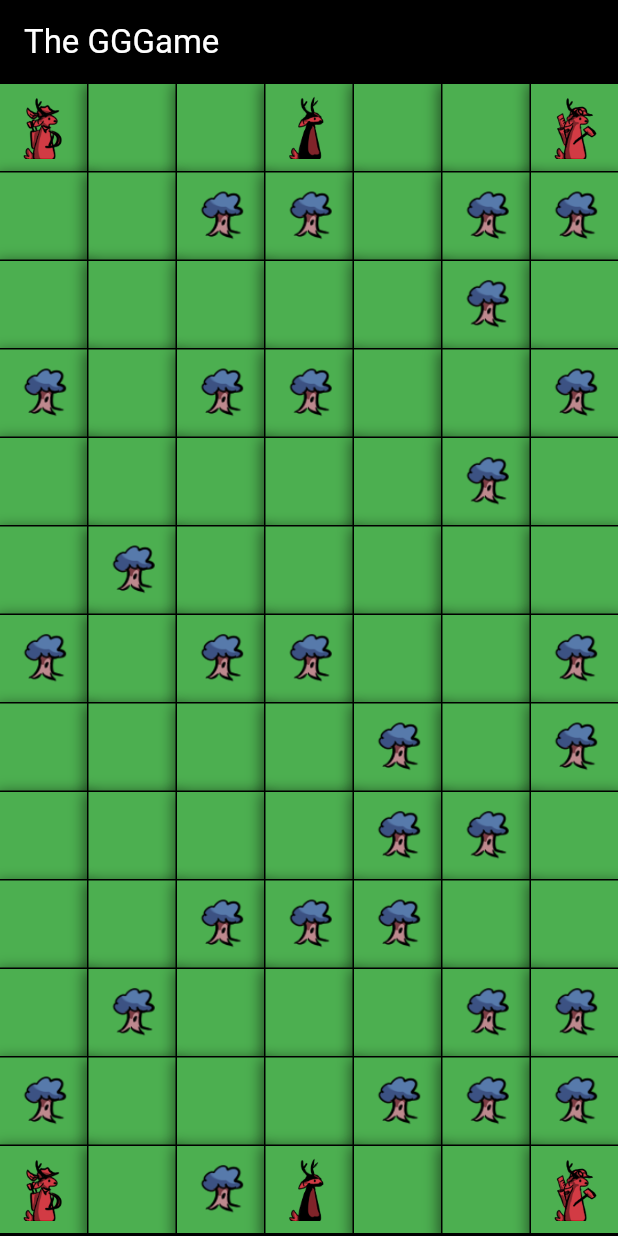
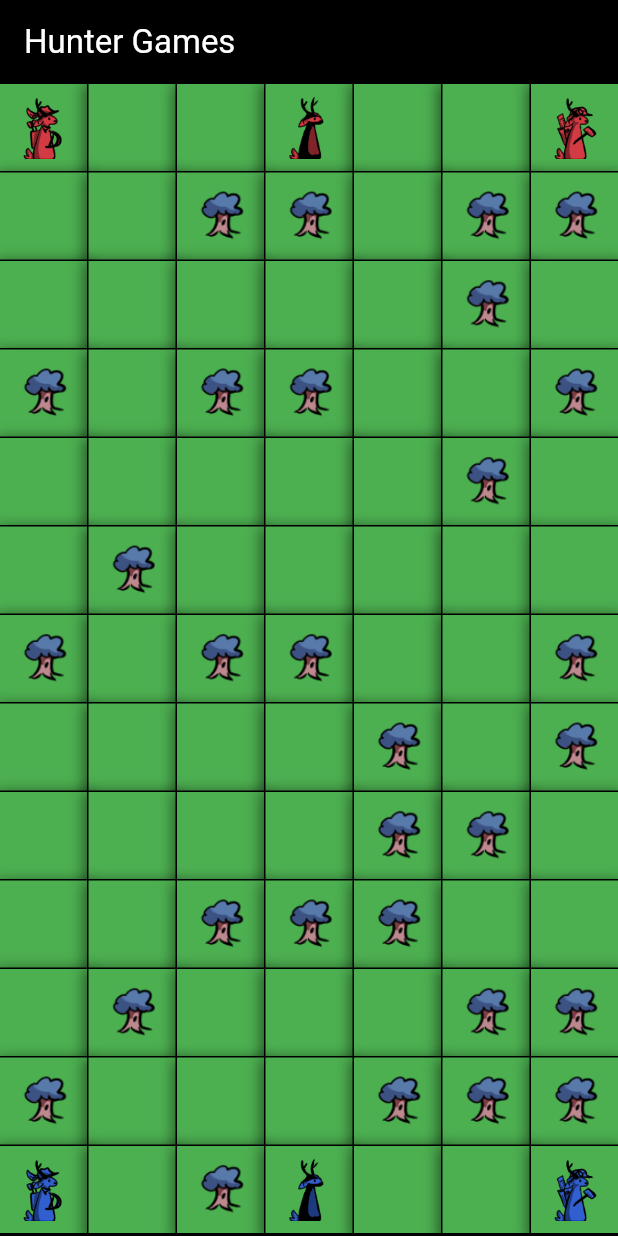
Before and after one commit to FRbrt/GGG2024_board_game, a Flutter app: the screen it shows after launch, on a phone screen of 412 x 824 dp. Run offline on Flutter 3.47's test engine with Material 3 defaults, Android fonts, the phone set to English and light mode, and no system bars.

Commit message:
Added teams coloring

```diff
--- a/ggg_board_game/lib/main.dart
+++ b/ggg_board_game/lib/main.dart
@@ -38,7 +38,7 @@ class MyApp extends StatelessWidget {
         backgroundColor: Colors.black,
         appBar: AppBar(
           backgroundColor: Colors.black,
-          title: const Text("The GGGame", style: TextStyle(color: Colors.white)),
+          title: const Text("Hunter Games", style: TextStyle(color: Colors.white)),
         ),
         body: Board(boardModel: GameBoard(13, 7, 30))
       ),
--- a/ggg_board_game/lib/models/acrobat.dart
+++ b/ggg_board_game/lib/models/acrobat.dart
@@ -6,4 +6,9 @@ class Acrobat implements Player {
   List<Placement>? canMove(List<Placement> path) {
     return null;
   }
+
+  @override
+  int team;
+
+  Acrobat(this.team);
 }
--- a/ggg_board_game/lib/models/archer.dart
+++ b/ggg_board_game/lib/models/archer.dart
@@ -4,6 +4,9 @@ import 'package:ggg_board_game/models/player.dart';
 import 'package:ggg_board_game/models/placement.dart';
 
 class Archer implements Player {
+  @override
+ int team;
+ Archer(this.team);
 
   List<Placement>? canMove(List<Placement> path) {
     return null;
--- a/ggg_board_game/lib/models/architect.dart
+++ b/ggg_board_game/lib/models/architect.dart
@@ -2,9 +2,12 @@ import 'package:ggg_board_game/models/player.dart';
 import 'package:ggg_board_game/models/placement.dart';
 
 class Architect implements Player {
-
-
   List<Placement>? canMove(List<Placement> path) {
     return null;
   }
+
+  @override
+  int team;
+
+  Architect(this.team);
 }
--- a/ggg_board_game/lib/models/player.dart
+++ b/ggg_board_game/lib/models/player.dart
@@ -1,5 +1,8 @@
 import 'package:ggg_board_game/models/placement.dart';
 
 abstract class Player implements Placement {
+  int team;
   List<Placement>? canMove(List<Placement> path);
+
+  Player(this.team);
 }
--- a/ggg_board_game/lib/models/players.dart
+++ b/ggg_board_game/lib/models/players.dart
@@ -5,27 +5,27 @@ import 'package:ggg_board_game/models/placement.dart';
 
 class Players {
   var players = {
-    Archer(): {
+    Archer(1): {
       "row": 0,
       "col": 0,
     },
-    Acrobat(): {
+    Acrobat(1): {
       "row": 0,
       "col": 0,
     },
-    Architect(): {
+    Architect(1): {
       "row": 0,
       "col": 0,
     },
-    Archer(): {
+    Archer(2): {
       "row": 0,
       "col": 0,
     },
-    Acrobat(): {
+    Acrobat(2): {
       "row": 0,
       "col": 0,
     },
-    Architect(): {
+    Architect(2): {
       "row": 0,
       "col": 0,
     },
@@ -63,29 +63,29 @@ class Players {
     var lastRow = rows - 1;
 
     players = {
-      Archer(): {
+      Archer(1): {
         "row": 0,
-        "col": teamInitialColumns[0],
+        "col": teamInitialColumns[0]
       },
-      Acrobat(): {
+      Acrobat(1): {
         "row": 0,
-        "col": teamInitialColumns[1],
+        "col": teamInitialColumns[1]
       },
-      Architect(): {
+      Architect(1): {
         "row": 0,
-        "col": teamInitialColumns[2],
+        "col": teamInitialColumns[2]
       },
-      Archer(): {
+      Archer(2): {
         "row": lastRow,
-        "col": teamInitialColumns[0],
+        "col": teamInitialColumns[0]
       },
-      Acrobat(): {
+      Acrobat(2): {
         "row": lastRow,
-        "col": teamInitialColumns[1],
+        "col": teamInitialColumns[1]
       },
-      Architect(): {
+      Architect(2): {
         "row": lastRow,
-        "col": teamInitialColumns[2],
+        "col": teamInitialColumns[2]
       },
     };
   }
--- a/ggg_board_game/lib/views/board_tile.dart
+++ b/ggg_board_game/lib/views/board_tile.dart
@@ -1,4 +1,3 @@
-import 'dart:math';
 
 import 'package:flutter/material.dart';
 import 'package:ggg_board_game/models/acrobat.dart';
@@ -6,6 +5,7 @@ import 'package:ggg_board_game/models/archer.dart';
 import 'package:ggg_board_game/models/architect.dart';
 import 'package:ggg_board_game/models/placement.dart';
 import 'package:ggg_board_game/models/obstacle.dart';
+import 'package:ggg_board_game/models/player.dart';
 
 class BoardTile extends StatelessWidget {
   final Placement placement;
@@ -39,19 +39,22 @@ class BoardTile extends StatelessWidget {
   Widget icon() {
     if (placement is Obstacle) {
       return const Image(image: AssetImage('assets/obstacole/copac.png'));
-      //return const Image(image: AssetImage('assets/tabere/acrobat1.png'));
     }
 
+    if (placement is Player) {
+      var team = (placement as Player).team;
+
     if (placement is Archer) {
-      return const Image(image: AssetImage('assets/jucatori/jarcas1.png'));
+      return Image(image: AssetImage('assets/jucatori/jarcas$team.png'));
     }
 
     if (placement is Architect) {
-      return const Image(image: AssetImage('assets/jucatori/jarhitect1.png'));
+      return Image(image: AssetImage('assets/jucatori/jarhitect$team.png'));
     }
 
     if (placement is Acrobat) {
-      return const Image(image: AssetImage('assets/jucatori/jacrobat1.png'));
+      return Image(image: AssetImage('assets/jucatori/jacrobat$team.png'));
+    }
     }
 
     return Container();
```
